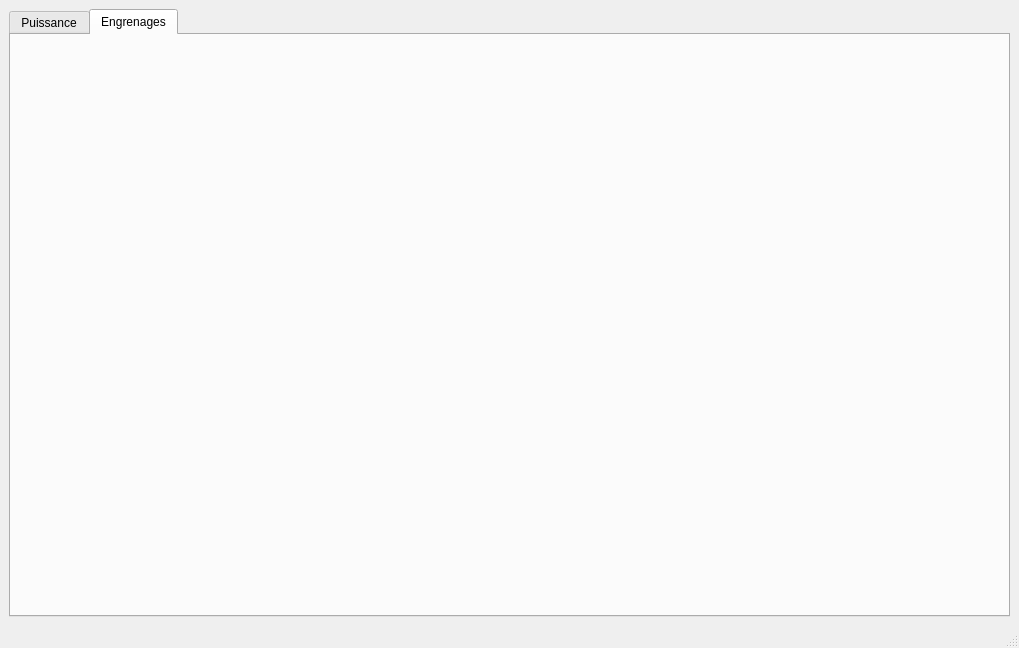
Qt form UI_engr/mainwindow.ui (Cypher-0/UI_calc_engr_S3A) before a commit.
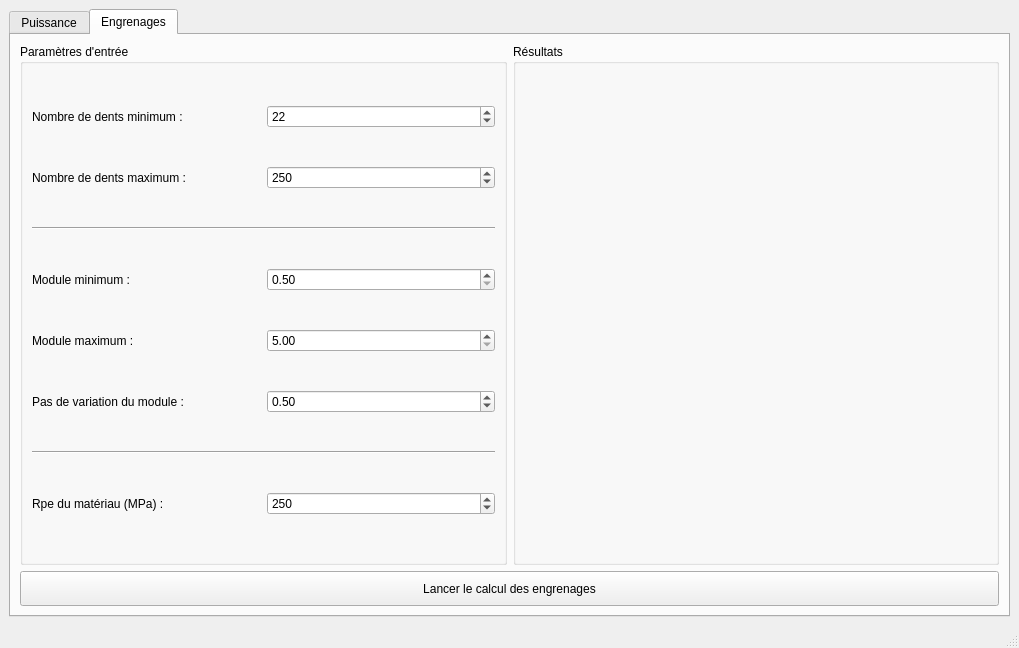
The same form after that commit. The open tabs and pages were chosen to show the change.

Commit message: Début de l'implémentation du calcul des engrenages

The edit to the form file:
```diff
--- a/UI_engr/mainwindow.ui
+++ b/UI_engr/mainwindow.ui
@@ -522,6 +522,163 @@
        <attribute name="title">
         <string>Engrenages</string>
        </attribute>
+       <layout class="QVBoxLayout" name="verticalLayout_3">
+        <item>
+         <layout class="QHBoxLayout" name="hLay_gears_gb">
+          <item>
+           <widget class="QGroupBox" name="gb_gears_input">
+            <property name="title">
+             <string>Paramètres d'entrée</string>
+            </property>
+            <layout class="QGridLayout" name="gridLayout_2">
+             <item row="3" column="1">
+              <widget class="QDoubleSpinBox" name="dsb_minModule">
+               <property name="minimum">
+                <double>0.500000000000000</double>
+               </property>
+              </widget>
+             </item>
+             <item row="5" column="1">
+              <widget class="QDoubleSpinBox" name="dsb_moduleStep">
+               <property name="minimum">
+                <double>0.000000000000000</double>
+               </property>
+               <property name="singleStep">
+                <double>0.500000000000000</double>
+               </property>
+               <property name="value">
+                <double>0.500000000000000</double>
+               </property>
+              </widget>
+             </item>
+             <item row="0" column="1">
+              <widget class="QSpinBox" name="sb_minZ">
+               <property name="maximum">
+                <number>1000</number>
+               </property>
+               <property name="value">
+                <number>22</number>
+               </property>
+              </widget>
+             </item>
+             <item row="7" column="0">
+              <widget class="QLabel" name="lbl_disp_rpeMat">
+               <property name="text">
+                <string>Rpe du matériau (MPa) :</string>
+               </property>
+              </widget>
+             </item>
+             <item row="1" column="0">
+              <widget class="QLabel" name="lbl_disp_maxZ">
+               <property name="text">
+                <string>Nombre de dents maximum :</string>
+               </property>
+              </widget>
+             </item>
+             <item row="4" column="0">
+              <widget class="QLabel" name="lbl_disp_maxModule">
+               <property name="text">
+                <string>Module maximum :</string>
+               </property>
+              </widget>
+             </item>
+             <item row="2" column="0" colspan="2">
+              <widget class="Line" name="line_3">
+               <property name="orientation">
+                <enum>Qt::Horizontal</enum>
+               </property>
+              </widget>
+             </item>
+             <item row="3" column="0">
+              <widget class="QLabel" name="lbl_disp_minModule">
+               <property name="text">
+                <string>Module minimum :</string>
+               </property>
+              </widget>
+             </item>
+             <item row="1" column="1">
+              <widget class="QSpinBox" name="sb_maxZ">
+               <property name="maximum">
+                <number>1000</number>
+               </property>
+               <property name="value">
+                <number>250</number>
+               </property>
+              </widget>
+             </item>
+             <item row="7" column="1">
+              <widget class="QSpinBox" name="sb_rpeMat">
+               <property name="maximum">
+                <number>5000</number>
+               </property>
+               <property name="singleStep">
+                <number>10</number>
+               </property>
+               <property name="value">
+                <number>250</number>
+               </property>
+              </widget>
+             </item>
+             <item row="0" column="0">
+              <widget class="QLabel" name="lbl_disp_minZ">
+               <property name="text">
+                <string>Nombre de dents minimum :</string>
+               </property>
+              </widget>
+             </item>
+             <item row="4" column="1">
+              <widget class="QDoubleSpinBox" name="dsb_maxModule">
+               <property name="minimum">
+                <double>5.000000000000000</double>
+               </property>
+              </widget>
+             </item>
+             <item row="5" column="0">
+              <widget class="QLabel" name="lbl_disp_moduleStep">
+               <property name="text">
+                <string>Pas de variation du module :</string>
+               </property>
+              </widget>
+             </item>
+             <item row="6" column="0" colspan="2">
+              <widget class="Line" name="line_4">
+               <property name="orientation">
+                <enum>Qt::Horizontal</enum>
+               </property>
+              </widget>
+             </item>
+            </layout>
+           </widget>
+          </item>
+          <item>
+           <widget class="QGroupBox" name="gb_gears_output">
+            <property name="title">
+             <string>Résultats</string>
+            </property>
+           </widget>
+          </item>
+         </layout>
+        </item>
+        <item>
+         <widget class="QPushButton" name="pb_startGearsCalc">
+          <property name="minimumSize">
+           <size>
+            <width>0</width>
+            <height>35</height>
+           </size>
+          </property>
+          <property name="maximumSize">
+           <size>
+            <width>16777215</width>
+            <height>16777215</height>
+           </size>
+          </property>
+          <property name="text">
+           <string>Lancer le calcul des engrenages</string>
+          </property>
+         </widget>
+        </item>
+       </layout>
       </widget>
      </widget>
     </item>
```
Left out of the diff: 2 changed lines with no effect on the pictures. The commit also changes 2 other files.
